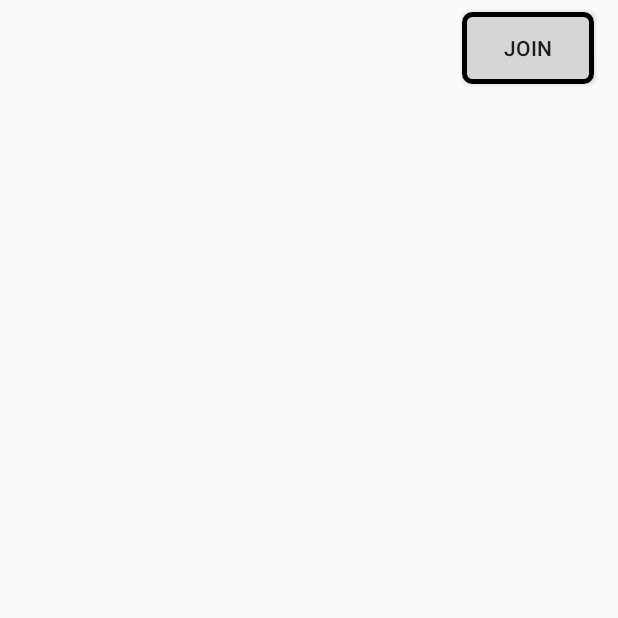
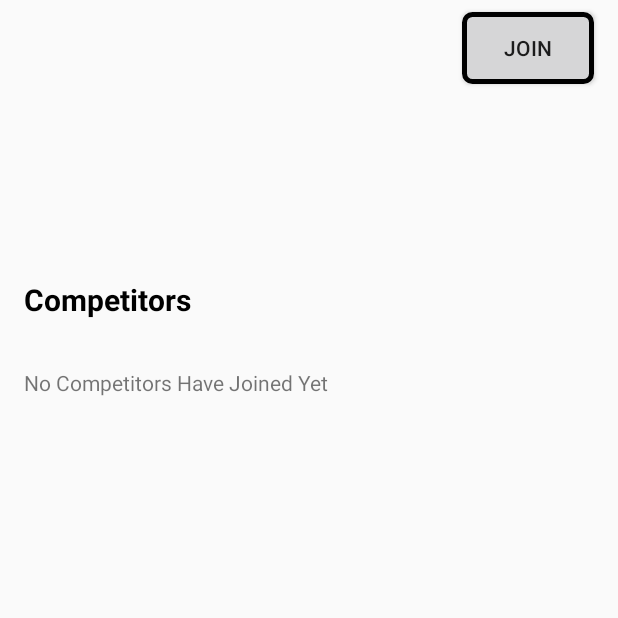
Before and after one commit to EylamTagor/HHS-FBLA-MAD-2020, an Android app: the CompDetailActivity screen opened directly, with no data from a screen before it, on a phone screen of 412 x 824 dp, the top half of it. Run offline under Robolectric (Android 15) with nearby library versions, the phone set to English and light mode, and no system bars; our stand-ins replace Firebase (no records; nobody signed in at launch, a user with empty details on screens opened directly), Picasso; pictures from the network do not load; 4 statements that could not run were skipped.

Commit message:
competitors list in comp detail working

```diff
--- a/app/src/main/java/com/hhsfbla/mad/activities/CompDetailActivity.java
+++ b/app/src/main/java/com/hhsfbla/mad/activities/CompDetailActivity.java
@@ -8,6 +8,8 @@ import com.google.android.material.snackbar.Snackbar;
 
 import androidx.appcompat.app.AppCompatActivity;
 import androidx.appcompat.widget.Toolbar;
+import androidx.recyclerview.widget.LinearLayoutManager;
+import androidx.recyclerview.widget.RecyclerView;
 
 import android.util.Log;
 import android.view.View;
@@ -24,9 +26,11 @@ import com.google.firebase.firestore.FirebaseFirestore;
 import com.google.firebase.firestore.QueryDocumentSnapshot;
 import com.google.firebase.firestore.QuerySnapshot;
 import com.hhsfbla.mad.R;
+import com.hhsfbla.mad.adapters.UserAdapter;
 import com.hhsfbla.mad.data.ChapterEvent;
 import com.hhsfbla.mad.data.Competition;
 import com.hhsfbla.mad.data.User;
+import com.hhsfbla.mad.data.UserType;
 import com.hhsfbla.mad.ui.comps.CompsFragment;
 
 import java.util.ArrayList;
@@ -36,10 +40,12 @@ public class CompDetailActivity extends AppCompatActivity {
 
     private FirebaseFirestore db;
     private FirebaseUser fuser;
-    private TextView name, description, type;
+    private TextView name, description, type, noCompetitorsYet;
     private Button joinButton;
     private Button unJoinButton;
-    private ArrayList<String> competitors;
+    private RecyclerView userRecyclerView;
+    private ArrayList<User> competitors;
+    private UserAdapter adapter;
     private static final String TAG = "COMPDETAIL";
 
     @Override
@@ -51,25 +57,23 @@ public class CompDetailActivity extends AppCompatActivity {
         fuser = FirebaseAuth.getInstance().getCurrentUser();
 
         final String compName = getIntent().getStringExtra("COMP_POSITION");
-        Competition comp = null;
-        for (Competition c : CompsFragment.competitions)
-            if (c.getName().equals(compName))
-                comp = c;
 
-        competitors = new ArrayList<String>();
+        noCompetitorsYet = findViewById(R.id.noCompetitorsYet);
         joinButton = findViewById(R.id.compJoinButton);
         unJoinButton = findViewById(R.id.compUnJoinButton);
         name = findViewById(R.id.compNameDetail);
         description = findViewById(R.id.compDescriptionDetail);
         type = findViewById(R.id.compTypeDetail);
-        type.setText(comp.getCompType().toString() + " Competition");
-
+        competitors = new ArrayList<>();
+        userRecyclerView = findViewById(R.id.competitors);
+        userRecyclerView.setHasFixedSize(true);
+        userRecyclerView.setLayoutManager(new LinearLayoutManager(getApplicationContext()));
+        adapter = new UserAdapter(competitors, getApplicationContext());
 
         db.collection("users").document(fuser.getUid()).get().addOnSuccessListener(new OnSuccessListener<DocumentSnapshot>() {
 
             @Override
             public void onSuccess(DocumentSnapshot documentSnapshot) {
-                Log.d(TAG, competitors.toString());
                 User temp = documentSnapshot.toObject(User.class);
                 if (temp.getComps().contains(compName)) {
                     joinButton.setVisibility(View.GONE);
@@ -88,16 +92,22 @@ public class CompDetailActivity extends AppCompatActivity {
                                     for (String member : (List<String>) snap.get("users")) {
                                         if (member.equalsIgnoreCase(user.getId())) {
                                             if (user.toObject(User.class).getComps().contains(compName)) {
-                                                competitors.add(member);
+                                                //TODO add user
+                                                competitors.add(user.toObject(User.class));
                                             }
                                         }
                                     }
                                 }
                                 //TODO set competitor names
-                                if (competitors == null || competitors.size() > 3) {
+                                if (competitors.size() > 3 || competitors.isEmpty()) {
+                                    Log.d(TAG, competitors.toString());
                                     return;
+                                } else {
+                                    noCompetitorsYet.setVisibility(View.GONE);
                                 }
 
+                                adapter.setUsers(competitors);
+                                userRecyclerView.setAdapter(adapter);
                             }
                         });
                     }
@@ -110,6 +120,7 @@ public class CompDetailActivity extends AppCompatActivity {
             public void onSuccess(DocumentSnapshot documentSnapshot) {
                 name.setText(compName);
                 description.setText(documentSnapshot.get("description").toString());
+                type.setText(documentSnapshot.get("compType").toString());
             }
         });
         joinButton.setOnClickListener(new View.OnClickListener() {
--- a/app/src/main/java/com/hhsfbla/mad/ui/aboutchapter/AboutChapterFragment.java
+++ b/app/src/main/java/com/hhsfbla/mad/ui/aboutchapter/AboutChapterFragment.java
@@ -23,9 +23,7 @@ import com.google.firebase.firestore.DocumentSnapshot;
 import com.google.firebase.firestore.FirebaseFirestore;
 import com.google.firebase.firestore.QuerySnapshot;
 import com.hhsfbla.mad.R;
-import com.hhsfbla.mad.adapters.EventAdapter;
 import com.hhsfbla.mad.adapters.UserAdapter;
-import com.hhsfbla.mad.data.ChapterEvent;
 import com.hhsfbla.mad.data.User;
 import com.hhsfbla.mad.data.UserType;
 
--- a/app/src/main/java/com/hhsfbla/mad/ui/comps/CompsFragment.java
+++ b/app/src/main/java/com/hhsfbla/mad/ui/comps/CompsFragment.java
@@ -15,6 +15,7 @@ import androidx.recyclerview.widget.RecyclerView;
 import com.google.firebase.auth.FirebaseAuth;
 import com.google.firebase.auth.FirebaseUser;
 import com.google.firebase.firestore.FirebaseFirestore;
+import com.google.firebase.firestore.SetOptions;
 import com.hhsfbla.mad.R;
 import com.hhsfbla.mad.adapters.CompsAdapter;
 import com.hhsfbla.mad.data.CompType;
@@ -131,7 +132,9 @@ public class CompsFragment extends Fragment {
         }
         adapter = new CompsAdapter(comps, root.getContext());
         eventRecyclerView.setAdapter(adapter);
-
+        for(Competition comp : comps) {
+            db.collection("comps").document(comp.getName()).set(comp, SetOptions.merge());
+        }
         return root;
     }
 
--- a/app/src/main/res/layout/activity_comp_detail.xml
+++ b/app/src/main/res/layout/activity_comp_detail.xml
@@ -46,6 +46,45 @@
         app:layout_constraintEnd_toEndOf="parent"
         app:layout_constraintStart_toStartOf="parent"
         app:layout_constraintTop_toBottomOf="@+id/compTypeDetail" />
+    <TextView
+        android:id="@+id/competitorsTItle"
+        android:layout_width="match_parent"
+        android:layout_height="wrap_content"
+        android:layout_marginStart="16dp"
+        android:layout_marginTop="32dp"
+        android:layout_marginEnd="16dp"
+        android:textColor="@android:color/black"
+        android:textSize="20sp"
+        android:textStyle="bold"
+        app:layout_constraintEnd_toEndOf="parent"
+        app:layout_constraintStart_toStartOf="parent"
+        app:layout_constraintTop_toBottomOf="@+id/compDescriptionDetail"
+        android:text="Competitors"/>
+    <androidx.recyclerview.widget.RecyclerView
+        android:id="@+id/competitors"
+        android:layout_width="match_parent"
+        android:layout_height="wrap_content"
+        android:layout_marginStart="16dp"
+        android:layout_marginTop="16dp"
+        android:layout_marginEnd="16dp"
+        app:layout_constraintEnd_toEndOf="parent"
+        app:layout_constraintStart_toStartOf="parent"
+        app:layout_constraintTop_toBottomOf="@id/competitorsTItle">
+
+    </androidx.recyclerview.widget.RecyclerView>
+
+    <TextView
+        android:id="@+id/noCompetitorsYet"
+        android:layout_width="match_parent"
+        android:layout_height="128dp"
+        android:layout_marginStart="16dp"
+        android:layout_marginTop="16dp"
+        android:layout_marginEnd="16dp"
+        android:text="No Competitors Have Joined Yet"
+        app:layout_constraintEnd_toEndOf="parent"
+        app:layout_constraintStart_toStartOf="parent"
+        app:layout_constraintTop_toBottomOf="@+id/competitors"
+        tools:visibility="invisible" />
 
     <Button
         android:id="@+id/compJoinButton"
```
